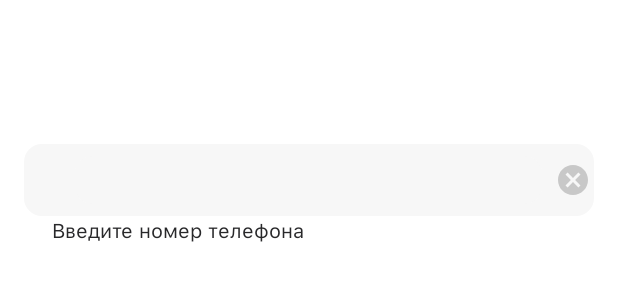
After one commit to Umut-Arpidinov/file-manager, an Android app: the layout custom_input_field.xml on its own in the app's theme, with its tools: preview values and no code run, on a phone screen of 412 x 824 dp. The commit adds this screen. Shown: the top 300 px of the screen. Run offline under Robolectric (Android 15) with nearby library versions, the phone set to English and light mode, and no system bars.

Commit message:
Добавить custom view для ввода номера

```diff
--- a/app/src/main/java/kg/o/internlabs/omarket/presentation/ui/activities/activities/MainActivity.kt
+++ b/app/src/main/java/kg/o/internlabs/omarket/presentation/ui/activities/activities/MainActivity.kt
@@ -1,8 +1,10 @@
 package kg.o.internlabs.omarket.presentation.ui.activities.activities
 
 import android.view.LayoutInflater
+import androidx.constraintlayout.widget.ConstraintLayout
 import androidx.lifecycle.ViewModelProvider
 import kg.o.internlabs.core.BaseActivity
+import kg.o.internlabs.omarket.R
 import kg.o.internlabs.omarket.databinding.ActivityMainBinding
 import kg.o.internlabs.omarket.presentation.viewmodels.activitiesviewmodels.MainViewModel
 
@@ -18,7 +20,6 @@ class MainActivity : BaseActivity<MainViewModel, ActivityMainBinding>() {
     }
 
     override fun initView() {
-        super.initView()
-        //binding.navHost
+
     }
 }
--- a/app/src/main/res/layout/activity_splash_screen.xml
+++ b/app/src/main/res/layout/activity_splash_screen.xml
@@ -3,6 +3,7 @@
     xmlns:tools="http://schemas.android.com/tools"
     android:layout_width="match_parent"
     android:layout_height="match_parent"
+    xmlns:app="http://schemas.android.com/apk/res-auto"
     tools:context=".presentation.ui.activities.SplashScreen">
 
     <TextView
--- a/core/build.gradle
+++ b/core/build.gradle
@@ -1,6 +1,7 @@
 plugins {
     id 'com.android.library'
     id 'org.jetbrains.kotlin.android'
+
 }
 
 android {
--- /dev/null
+++ b/core/src/main/res/drawable/ic_baseline_arrow_back_24.xml
@@ -0,0 +1,5 @@
+<vector android:autoMirrored="true" android:height="24dp"
+    android:tint="#000000" android:viewportHeight="24"
+    android:viewportWidth="24" android:width="24dp" xmlns:android="http://schemas.android.com/apk/res/android">
+    <path android:fillColor="@color/black_1" android:pathData="M20,11H7.83l5.59,-5.59L12,4l-8,8 8,8 1.41,-1.41L7.83,13H20v-2z"/>
+</vector>
--- /dev/null
+++ b/core/src/main/res/drawable/ic_baseline_cancel_24.xml
@@ -0,0 +1,5 @@
+<vector android:height="24dp" android:tint="@color/gray_2"
+    android:viewportHeight="24" android:viewportWidth="24"
+    android:width="24dp" xmlns:android="http://schemas.android.com/apk/res/android">
+    <path android:fillColor="@android:color/white" android:pathData="M12,2C6.47,2 2,6.47 2,12s4.47,10 10,10 10,-4.47 10,-10S17.53,2 12,2zM17,15.59L15.59,17 12,13.41 8.41,17 7,15.59 10.59,12 7,8.41 8.41,7 12,10.59 15.59,7 17,8.41 13.41,12 17,15.59z"/>
+</vector>
--- /dev/null
+++ b/core/src/main/res/drawable/o_custom_coursor.xml
@@ -0,0 +1,7 @@
+<?xml version="1.0" encoding="utf-8"?>
+<shape xmlns:android="http://schemas.android.com/apk/res/android" android:shape="rectangle">
+    <size android:width="2dp"/>
+    <size android:height="32dp"/>
+    <solid android:color="@color/magenta_1"/>
+
+</shape>
--- /dev/null
+++ b/core/src/main/res/drawable/shape.xml
@@ -0,0 +1,7 @@
+<?xml version="1.0" encoding="utf-8"?>
+<shape xmlns:android="http://schemas.android.com/apk/res/android" android:shape="rectangle" >
+    />
+    <corners android:radius="12dp" />
+    <stroke android:width="0dp" />
+    <solid android:color="@color/gray_5" />
+</shape>
--- /dev/null
+++ b/core/src/main/res/layout/custom_input_field.xml
@@ -0,0 +1,82 @@
+<?xml version="1.0" encoding="utf-8"?>
+<androidx.constraintlayout.widget.ConstraintLayout xmlns:android="http://schemas.android.com/apk/res/android"
+    xmlns:app="http://schemas.android.com/apk/res-auto"
+    android:id="@+id/custom_view"
+    android:layout_width="match_parent"
+    android:layout_height="match_parent">
+
+    <androidx.cardview.widget.CardView
+        android:id="@+id/cardView"
+        android:layout_width="0dp"
+        app:cardElevation="0dp"
+        android:layout_height="96dp"
+        app:cardBackgroundColor="@color/transparent"
+        android:layout_marginTop="96dp"
+        app:cardCornerRadius="8dp"
+        app:layout_constraintEnd_toEndOf="parent"
+        app:layout_constraintStart_toStartOf="parent"
+        app:layout_constraintTop_toTopOf="parent">
+
+        <androidx.constraintlayout.widget.ConstraintLayout
+            android:id="@+id/linearLayout"
+            android:layout_width="match_parent"
+            android:layout_height="match_parent"
+            app:layout_constraintBottom_toBottomOf="@id/number_input_frame"
+            app:layout_constraintTop_toBottomOf="@id/number_input_frame">
+
+            <FrameLayout
+                android:id="@+id/number_input_frame"
+                android:layout_width="match_parent"
+                android:layout_height="48dp"
+                android:layout_marginStart="16dp"
+                android:layout_marginEnd="16dp"
+                android:background="@drawable/shape"
+                app:layout_constraintBottom_toTopOf="@id/number_input_helper_text"
+                app:layout_constraintEnd_toEndOf="parent"
+                app:layout_constraintStart_toStartOf="parent"
+                app:layout_constraintTop_toTopOf="parent">
+
+                <EditText
+                    android:autofillHints="phone"
+                    android:id="@+id/enter_number_edit_text"
+                    android:layout_width="311dp"
+                    android:layout_height="32dp"
+                    android:textAppearance="@style/numberInput"
+                    android:layout_gravity="center"
+                    android:background="@drawable/shape"
+                    android:inputType="phone"
+                    android:minLines="1"
+                    android:maxLength="40"
+                    android:textCursorDrawable="@drawable/o_custom_coursor"
+                    app:layout_constraintBottom_toBottomOf="parent"
+                    app:layout_constraintEnd_toEndOf="parent"
+                    app:layout_constraintStart_toStartOf="parent"
+                    app:layout_constraintTop_toTopOf="parent" />
+
+                <ImageView
+                    android:id="@+id/number_input_cancel_image"
+                    android:layout_width="wrap_content"
+                    android:layout_marginRight="2dp"
+                    android:layout_height="wrap_content"
+                    android:layout_gravity="right|center"
+                    android:src="@drawable/ic_baseline_cancel_24" />
+
+
+            </FrameLayout>
+
+            <TextView
+                android:id="@+id/number_input_helper_text"
+                android:layout_width="343dp"
+                android:layout_height="32dp"
+                android:text="@string/Ввод"
+                android:textAppearance="@style/hint"
+                app:layout_constraintBottom_toBottomOf="@id/number_input_frame"
+                app:layout_constraintEnd_toEndOf="parent"
+                app:layout_constraintStart_toStartOf="parent"
+                app:layout_constraintTop_toBottomOf="@id/number_input_frame" />
+
+        </androidx.constraintlayout.widget.ConstraintLayout>
+
+    </androidx.cardview.widget.CardView>
+
+</androidx.constraintlayout.widget.ConstraintLayout>
--- /dev/null
+++ b/core/src/main/res/values-night/styles.xml
@@ -0,0 +1,6 @@
+<resources>
+
+    <style name="Widget.Theme.OMarket.MyView" parent="">
+        <item name="android:background">@color/gray_600</item>
+    </style>
+</resources>
--- a/core/src/main/res/values/colors.xml
+++ b/core/src/main/res/values/colors.xml
@@ -1,5 +1,6 @@
 <?xml version="1.0" encoding="utf-8"?>
 <resources>
+    <color name="transparent">#0000ffff</color>
     <color name="purple_200">#FFBB86FC</color>
     <color name="purple_500">#FF6200EE</color>
     <color name="purple_700">#FF3700B3</color>
@@ -55,4 +56,8 @@
     <color name="blue_3">#CAEDF7</color>
     <color name="blue_4">#52B1B7</color>
     <color name="blue_5">#4A90E2</color>
+    <color name="light_blue_400">#FF29B6F6</color>
+    <color name="light_blue_600">#FF039BE5</color>
+    <color name="gray_400">#FFBDBDBD</color>
+    <color name="gray_600">#FF757575</color>
 </resources>
--- /dev/null
+++ b/core/src/main/res/values/strings.xml
@@ -0,0 +1,5 @@
+<?xml version="1.0" encoding="utf-8"?>
+<resources>
+    <string name="Войти">Войти</string>
+    <string name="Ввод">Введите номер телефона</string>
+</resources>
--- /dev/null
+++ b/core/src/main/res/values/styles.xml
@@ -0,0 +1,19 @@
+<resources>
+
+    <style name="appBar" >
+        <item name="android:textSize">15sp</item>
+        <item name="android:fontFamily">@font/sf_pro_text_semibold</item>
+        <item name="android:textColor">@color/black_4</item>
+    </style>
+    <style name="hint" >
+        <item name="android:textSize">13sp</item>
+        <item name="android:fontFamily">@font/sf_pro_text_regular</item>
+        <item name="android:textColor">@color/black_4</item>
+    </style>
+    <style name="numberInput">
+        <item name="android:textSize">17sp</item>
+        <item name="android:fontFamily">@font/sf_pro_text_semibold</item>
+        <item name="android:textColor">@color/black_1</item>
+
+    </style>
+</resources>
```
Also changed, not shown: app/src/main/res/layout/activity_main.xml (+16 -4 lines), core/src/main/java/kg/o/internlabs/core/BaseActivity.kt (+3 -4 lines), core/src/main/java/kg/o/internlabs/core/CustomInputField.kt (added, +55 -0 lines), core/src/main/res/values/attrs_number_input_field.xml (added, +8 -0 lines).
